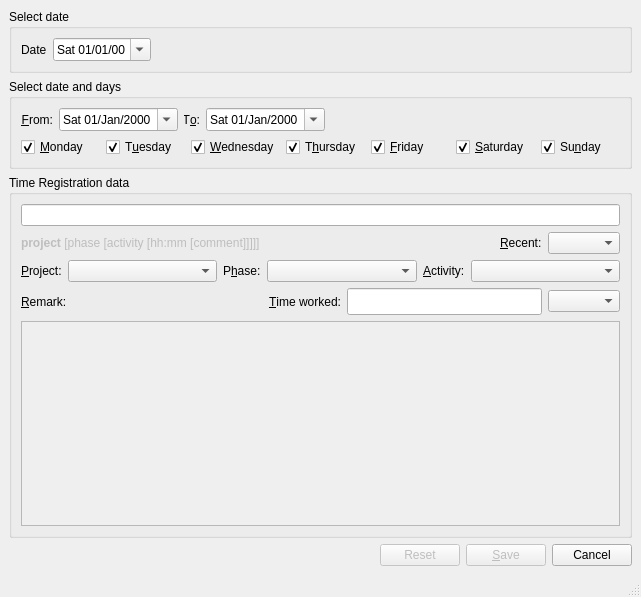
develer-staff/pyuac, file src/pyuac_edit.ui: the form before one commit.
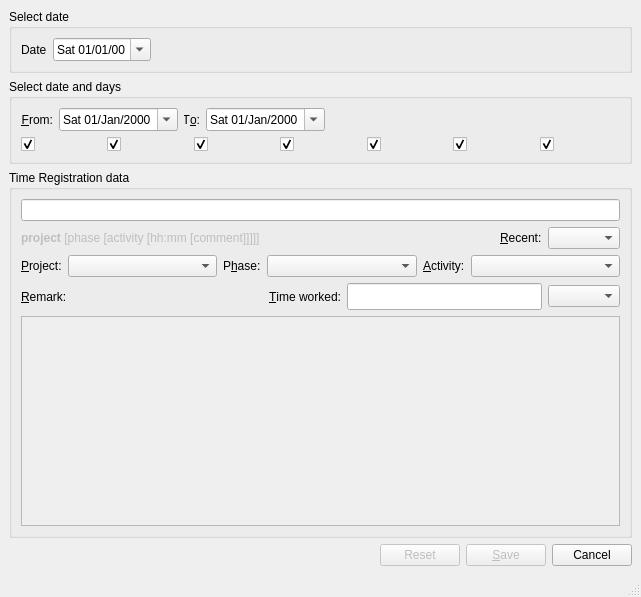
The form after the commit. Icons and pictures are not drawn.

Commit message: I checkBox nella TimeregWindow in modalità range prendono la loro etichetta dal locale.

The edit to the form file:
```diff
--- a/src/pyuac_edit.ui
+++ b/src/pyuac_edit.ui
@@ -162,7 +162,7 @@
          <item>
           <widget class="QCheckBox" name="monCheckBox" >
            <property name="text" >
-            <string>&amp;Monday</string>
+            <string/>
            </property>
            <property name="checked" >
             <bool>true</bool>
@@ -172,7 +172,7 @@
          <item>
           <widget class="QCheckBox" name="tueCheckBox" >
            <property name="text" >
-            <string>T&amp;uesday</string>
+            <string/>
            </property>
            <property name="checked" >
             <bool>true</bool>
@@ -182,7 +182,7 @@
          <item>
           <widget class="QCheckBox" name="wedCheckBox" >
            <property name="text" >
-            <string>&amp;Wednesday</string>
+            <string/>
            </property>
            <property name="checked" >
             <bool>true</bool>
@@ -192,7 +192,7 @@
          <item>
           <widget class="QCheckBox" name="thuCheckBox" >
            <property name="text" >
-            <string>T&amp;hursday</string>
+            <string/>
            </property>
            <property name="checked" >
             <bool>true</bool>
@@ -202,7 +202,7 @@
          <item>
           <widget class="QCheckBox" name="friCheckBox" >
            <property name="text" >
-            <string>&amp;Friday</string>
+            <string/>
            </property>
            <property name="checked" >
             <bool>true</bool>
@@ -212,7 +212,7 @@
          <item>
           <widget class="QCheckBox" name="satCheckBox" >
            <property name="text" >
-            <string>&amp;Saturday</string>
+            <string/>
            </property>
            <property name="checked" >
             <bool>true</bool>
@@ -222,7 +222,7 @@
          <item>
           <widget class="QCheckBox" name="sunCheckBox" >
            <property name="text" >
-            <string>Su&amp;nday</string>
+            <string/>
            </property>
            <property name="checked" >
             <bool>true</bool>
```
The commit also changes 1 other file.
